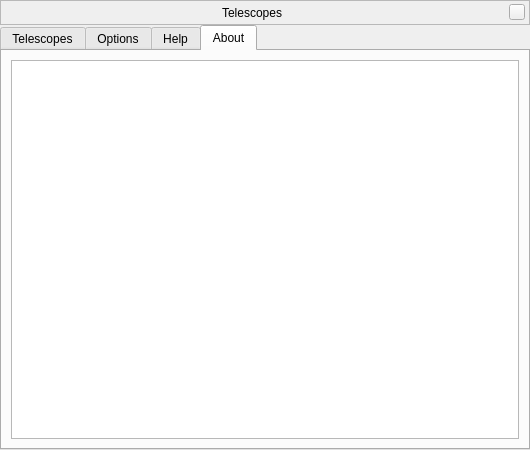
Above: plugins/TelescopeControl/src/gui/telescopeDialog.ui from 519984307/stellarium_src before the change. Below: the same form after it.
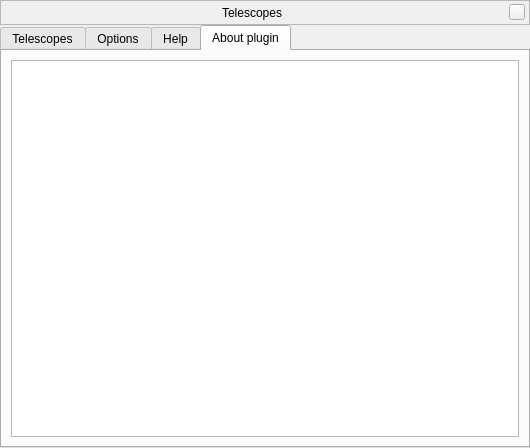
That is the form after the change. The open tabs and pages were chosen to show the change. Icons and pictures are not drawn. Custom widgets are drawn as their Qt base class.

Commit message: improve string for translation: About -> About plugin

```diff
--- a/plugins/TelescopeControl/src/gui/telescopeDialog.ui
+++ b/plugins/TelescopeControl/src/gui/telescopeDialog.ui
@@ -7,7 +7,7 @@
     <x>0</x>
     <y>0</y>
     <width>530</width>
-    <height>450</height>
+    <height>448</height>
    </rect>
   </property>
   <property name="sizePolicy">
@@ -609,7 +609,7 @@
      </widget>
      <widget class="QWidget" name="tabAbout">
       <attribute name="title">
-       <string>About</string>
+       <string>About plugin</string>
       </attribute>
       <layout class="QVBoxLayout" name="verticalLayout">
        <item>
```
Left out of the diff: 2 changed lines with no effect on the pictures. The commit also changes 8 other files.
